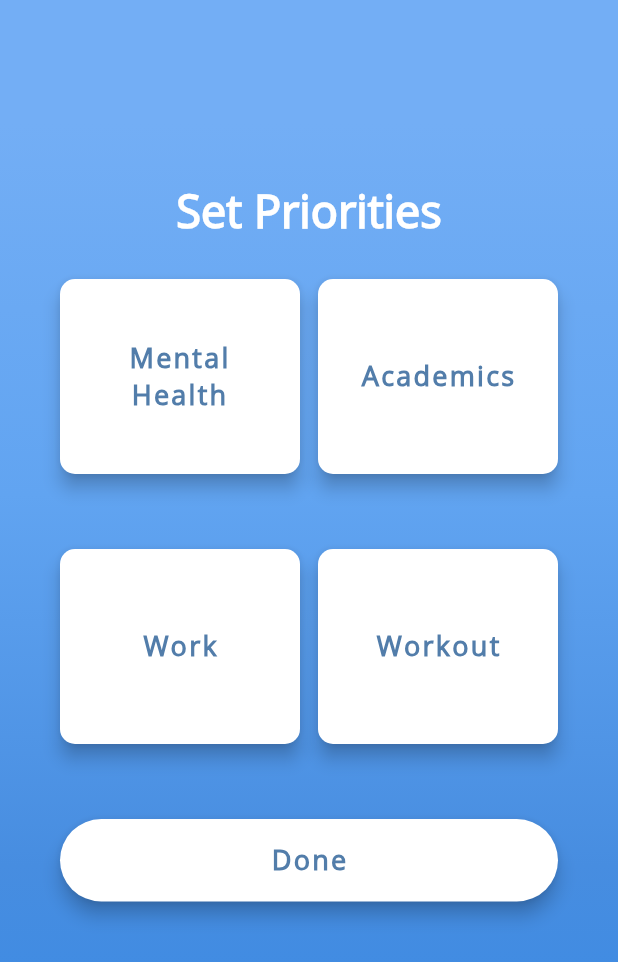
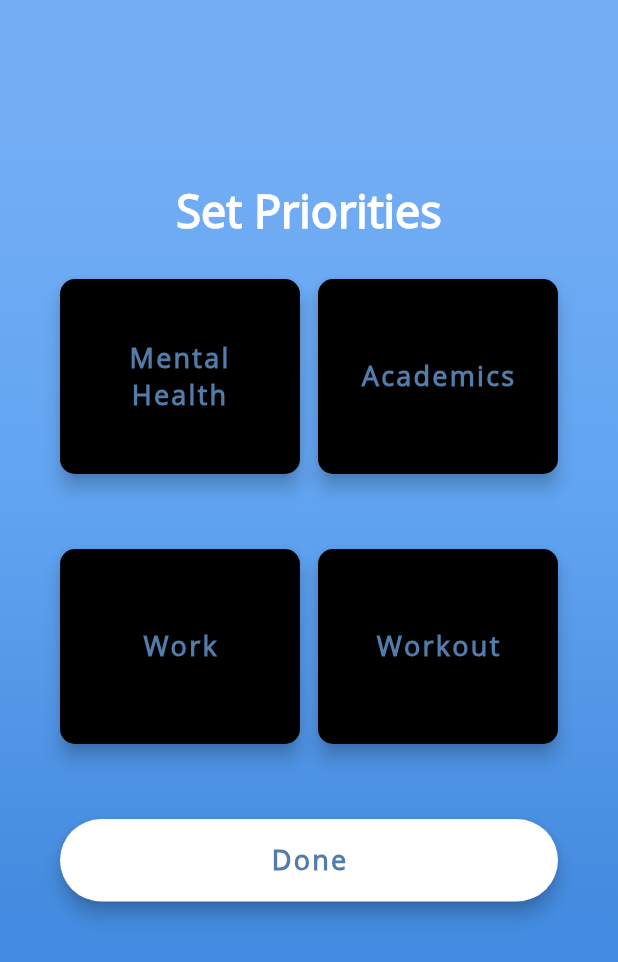
Before and after one commit to vardansaini/Scheduler, a Flutter app: the PrioritiesPage screen opened by its route, on a phone screen of 412 x 824 dp. Shown: the top 962 px of the screen. Run offline on Flutter 3.47's test engine with Material 2 defaults, Android fonts, the phone set to English and light mode, and no system bars; our stand-ins replace syncfusion_flutter_calendar, table_calendar.

Commit message:
Added color changing feature in priorities_page

```diff
--- a/frontend/lib/priorities_page.dart
+++ b/frontend/lib/priorities_page.dart
@@ -9,6 +9,10 @@ class PrioritiesPage extends StatefulWidget {
 
 class _PrioritiesPageState extends State<PrioritiesPage> {
   bool _rememberMe = false;
+  bool _hasBeenPressed1 = false;
+  bool _hasBeenPressed2 = false;
+  bool _hasBeenPressed3 = false;
+  bool _hasBeenPressed4 = false;
 
   Widget _buildEmailTF() {
     return Column(
@@ -128,13 +132,16 @@ class _PrioritiesPageState extends State<PrioritiesPage> {
       child: RaisedButton(
         elevation: 5.0,
         onPressed: () {
-          Navigator.of(context).pushNamed('/home_page');
+          setState(() {
+            _hasBeenPressed1 = !_hasBeenPressed1;
+          });
+
         },
         padding: EdgeInsets.all(15.0),
         shape: RoundedRectangleBorder(
           borderRadius: BorderRadius.circular(10.0),
         ),
-        color: Colors.white,
+        // color: Colors.white,
         child: Text(
           'Mental Health',
           style: TextStyle(
@@ -146,6 +153,7 @@ class _PrioritiesPageState extends State<PrioritiesPage> {
 
           ),textAlign: TextAlign.center,
         ),
+        color: _hasBeenPressed1 ? Colors.blue : Colors.black,
       ),
     );
   }
@@ -157,13 +165,15 @@ class _PrioritiesPageState extends State<PrioritiesPage> {
       child: RaisedButton(
         elevation: 5.0,
         onPressed: () {
-          Navigator.of(context).pushNamed('/home_page');
+          setState(() {
+            _hasBeenPressed2 = !_hasBeenPressed2;
+          });
         },
         padding: EdgeInsets.all(15.0),
         shape: RoundedRectangleBorder(
           borderRadius: BorderRadius.circular(10.0),
         ),
-        color: Colors.white,
+        // color: Colors.white,
         child: Text(
           'Academics',
           style: TextStyle(
@@ -174,6 +184,7 @@ class _PrioritiesPageState extends State<PrioritiesPage> {
             fontFamily: 'OpenSans',
           ),
         ),
+        color: _hasBeenPressed2 ? Colors.blue : Colors.black,
       ),
     );
   }
@@ -185,13 +196,15 @@ class _PrioritiesPageState extends State<PrioritiesPage> {
       child: RaisedButton(
         elevation: 5.0,
         onPressed: () {
-          Navigator.of(context).pushNamed('/home_page');
+          setState(() {
+            _hasBeenPressed3 = !_hasBeenPressed3;
+          });
         },
         padding: EdgeInsets.all(15.0),
         shape: RoundedRectangleBorder(
           borderRadius: BorderRadius.circular(10.0),
         ),
-        color: Colors.white,
+        // color: Colors.white,
         child: Text(
           'Work',
           style: TextStyle(
@@ -202,6 +215,7 @@ class _PrioritiesPageState extends State<PrioritiesPage> {
             fontFamily: 'OpenSans',
           ),
         ),
+        color: _hasBeenPressed3 ? Colors.blue : Colors.black,
       ),
     );
   }
@@ -213,13 +227,15 @@ class _PrioritiesPageState extends State<PrioritiesPage> {
       child: RaisedButton(
         elevation: 5.0,
         onPressed: () {
-          Navigator.of(context).pushNamed('/home_page');
+          setState(() {
+            _hasBeenPressed4 = !_hasBeenPressed4;
+          });
         },
         padding: EdgeInsets.all(15.0),
         shape: RoundedRectangleBorder(
           borderRadius: BorderRadius.circular(10.0),
         ),
-        color: Colors.white,
+        // color: Colors.white,
         child: Text(
           'Workout',
           style: TextStyle(
@@ -230,6 +246,7 @@ class _PrioritiesPageState extends State<PrioritiesPage> {
             fontFamily: 'OpenSans',
           ),
         ),
+        color: _hasBeenPressed4 ? Colors.blue : Colors.black,
       ),
     );
   }
```
Also changed, not shown: frontend/pubspec.lock.
